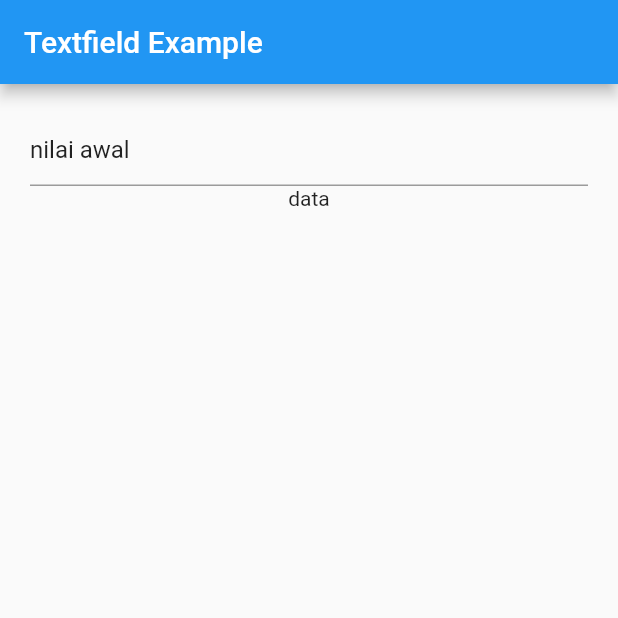
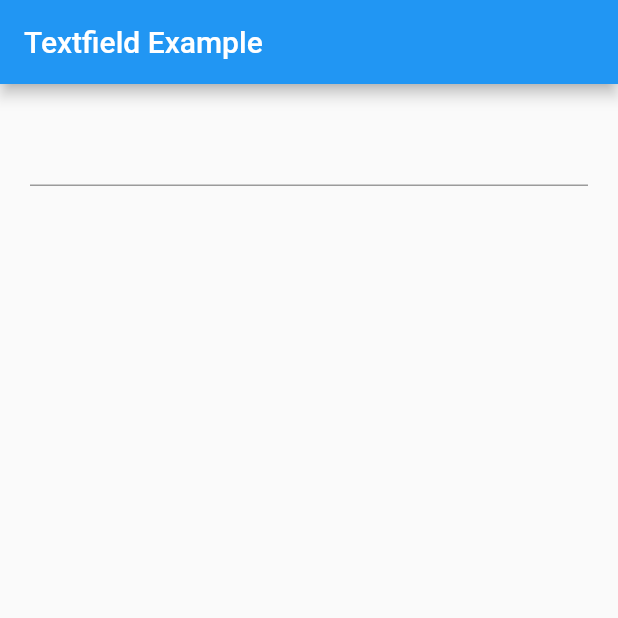
Before and after one commit to Rillwz/textfield_example, a Flutter app: the screen it shows after launch, on a phone screen of 412 x 824 dp, the top half of it. Run offline on Flutter 3.47's test engine with Material 2 defaults, Android fonts, the light colour scheme and no system bars.

Commit message:
Controller

```diff
--- a/lib/main.dart
+++ b/lib/main.dart
@@ -12,7 +12,7 @@ class MyApp extends StatefulWidget {
 }
 
 class _MyAppState extends State<MyApp> {
-  TextEditingController controller = TextEditingController(text: 'nilai awal');
+  TextEditingController controller = TextEditingController();
 
   @override
   Widget build(BuildContext context) {
@@ -27,8 +27,11 @@ class _MyAppState extends State<MyApp> {
             children: [
               TextField(
                 controller: controller,
+                onChanged: (_) {
+                  setState(() {});
+                },
               ),
-              Text('data'),
+              Text(controller.text),
             ],
           ),
         ),
```
